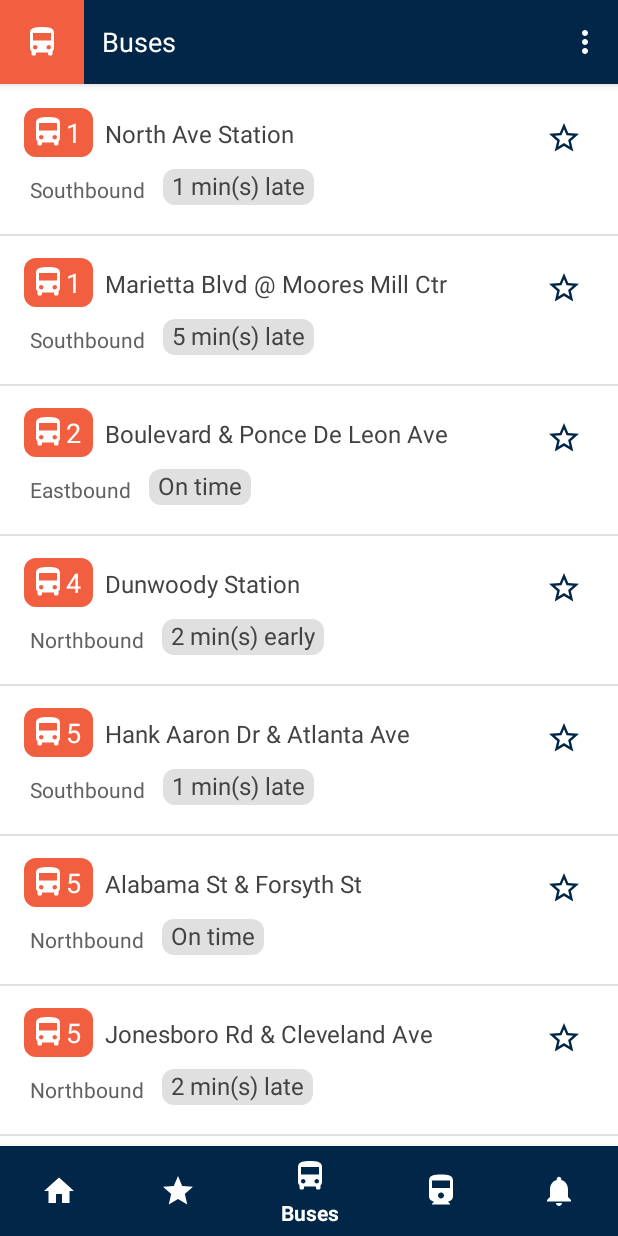
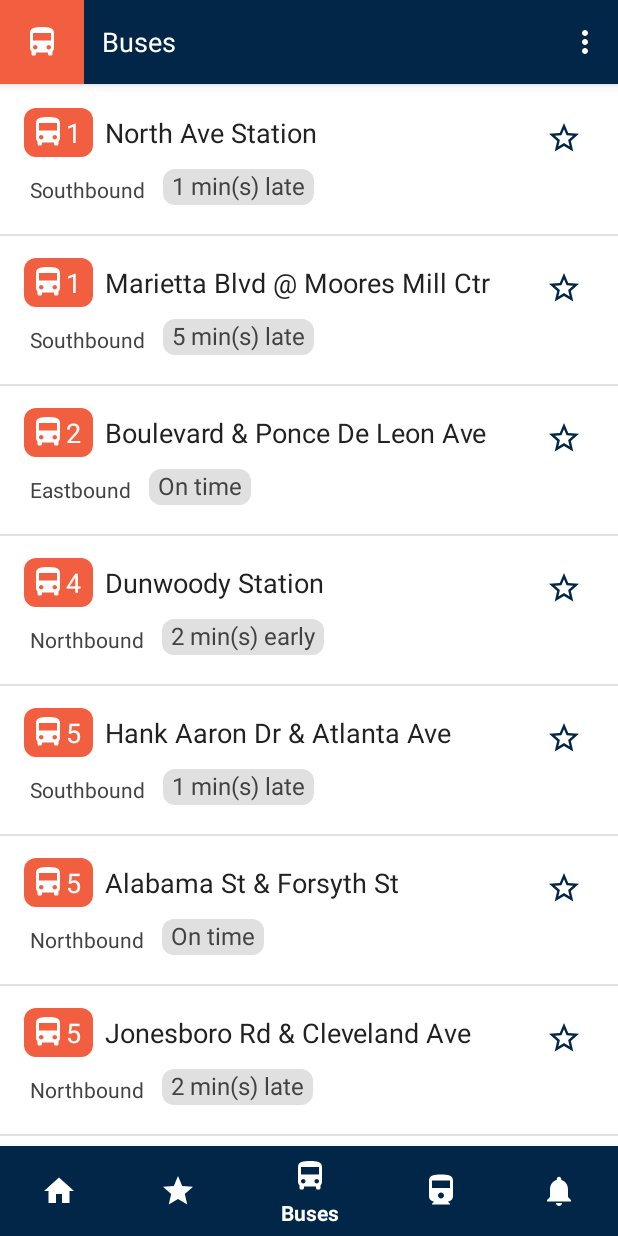
Before and after one commit to FaytxZen/ride-atlanta, an Android app: the screen it shows after launch (MainActivity), item 3 of the bottom bar chosen, on a phone screen of 412 x 824 dp. Run offline under Robolectric (Android 15) with nearby library versions, the phone set to English and light mode, and no system bars; our stand-ins replace ButterKnife, Dagger/Hilt's generated code, RxJava; libraries missing offline, so code that uses them is left out: com.twitter.sdk, io.fabric.sdk; 3 statements that could not run were skipped.

Commit message:
Cleaning up the primary tabs and refining UI.

```diff
--- a/app/src/main/java/com/andrewvora/apps/rideatlanta/MainActivity.java
+++ b/app/src/main/java/com/andrewvora/apps/rideatlanta/MainActivity.java
@@ -297,8 +297,10 @@ public class MainActivity extends AppCompatActivity implements HasFragmentInject
         toolbarIconView.setImageDrawable(ContextCompat.getDrawable(this, resId));
     }
 
-    private void startFragment(@IdRes int parentId, @NonNull Fragment fragment,
-                               @Nullable String tag, boolean addToBackStack)
+    private void startFragment(@IdRes int parentId,
+                               @NonNull Fragment fragment,
+                               @Nullable String tag,
+                               boolean addToBackStack)
     {
         FragmentTransaction ft = getFragmentManager().beginTransaction();
         if(addToBackStack) {
--- a/app/src/main/java/com/andrewvora/apps/rideatlanta/data/contracts/RouteItemModel.java
+++ b/app/src/main/java/com/andrewvora/apps/rideatlanta/data/contracts/RouteItemModel.java
@@ -9,5 +9,6 @@ public interface RouteItemModel extends HomeItemModel {
     String getName();
     String getDestination();
     String getTimeUntilArrival();
+    String getTravelDirection();
     boolean isBus();
 }
--- a/app/src/main/java/com/andrewvora/apps/rideatlanta/data/remote/notifications/NotificationsRemoteSource.java
+++ b/app/src/main/java/com/andrewvora/apps/rideatlanta/data/remote/notifications/NotificationsRemoteSource.java
@@ -11,10 +11,8 @@ import com.twitter.sdk.android.core.services.StatusesService;
 import java.io.IOException;
 import java.util.ArrayList;
 import java.util.List;
-import java.util.concurrent.Callable;
 
 import io.reactivex.Observable;
-import io.reactivex.ObservableSource;
 
 /**
  * Created by faytx on 10/22/2016.
@@ -33,7 +31,7 @@ public class NotificationsRemoteSource implements NotificationsDataSource {
 
     @Override
     public Observable<List<Notification>> getNotifications() {
-        return Observable.defer(() -> Observable.just(getNotificationsFromClient()));
+        return Observable.just(getNotificationsFromClient());
     }
 
     private List<Notification> getNotificationsFromClient() {
--- a/app/src/main/java/com/andrewvora/apps/rideatlanta/data/repos/NotificationsRepo.java
+++ b/app/src/main/java/com/andrewvora/apps/rideatlanta/data/repos/NotificationsRepo.java
@@ -24,7 +24,7 @@ public class NotificationsRepo implements NotificationsDataSource {
     @NonNull private Map<String, Notification> cachedNotifications;
     @NonNull private NotificationsDataSource remoteSource;
 
-    private boolean mCacheIsDirty;
+    private boolean cacheIsDirty;
 
     public NotificationsRepo(@NonNull NotificationsDataSource remoteSource) {
         this.remoteSource = remoteSource;
@@ -39,12 +39,13 @@ public class NotificationsRepo implements NotificationsDataSource {
 
 	@Override
 	public Observable<List<Notification>> getNotifications() {
-		if(!cachedNotifications.isEmpty() && !mCacheIsDirty) {
-			return Observable.defer(() -> Observable.just(getCachedNotifications()));
-		}
-		else {
-			return getNotificationsFromRemote();
-		}
+    	return Observable.defer(() -> {
+		    if(cachedNotifications.isEmpty() || cacheIsDirty) {
+			    return getNotificationsFromRemote();
+		    } else {
+			    return Observable.just(getCachedNotifications());
+		    }
+	    });
 	}
 
     private List<Notification> getCachedNotifications() {
@@ -56,7 +57,7 @@ public class NotificationsRepo implements NotificationsDataSource {
 
 	@Override
 	public Observable<List<Notification>> getFreshNotifications() {
-		return getNotificationsFromRemote();
+		return Observable.defer(this::getNotificationsFromRemote);
 	}
 
 	@Override
@@ -74,15 +75,15 @@ public class NotificationsRepo implements NotificationsDataSource {
 
     @Override
     public void reloadNotifications() {
-        mCacheIsDirty = true;
+        cacheIsDirty = true;
     }
 
     private Observable<List<Notification>> getNotificationsFromRemote() {
-        return Observable.defer(() -> remoteSource.getNotifications()
-				.map(notifications -> {
-					reloadCachedNotifications(notifications);
-					return notifications;
-				}));
+        return remoteSource.getNotifications()
+		        .map(notifications -> {
+			        reloadCachedNotifications(notifications);
+			        return notifications;
+		        });
     }
 
     private void reloadCachedNotifications(@NonNull List<Notification> notifications) {
@@ -93,7 +94,7 @@ public class NotificationsRepo implements NotificationsDataSource {
             cacheNotification(notification);
         }
 
-        mCacheIsDirty = false;
+        cacheIsDirty = false;
     }
 
     private void cacheNotification(Notification notification) {
--- a/app/src/main/java/com/andrewvora/apps/rideatlanta/notifications/NotificationsContract.java
+++ b/app/src/main/java/com/andrewvora/apps/rideatlanta/notifications/NotificationsContract.java
@@ -20,5 +20,6 @@ public interface NotificationsContract {
 
     interface View extends BaseView<NotificationsContract.Presenter> {
         void onNotificationsLoaded(List<Notification> notificationList);
+        void showLoadingError();
     }
 }
--- a/app/src/main/java/com/andrewvora/apps/rideatlanta/notifications/NotificationsPresenter.java
+++ b/app/src/main/java/com/andrewvora/apps/rideatlanta/notifications/NotificationsPresenter.java
@@ -62,7 +62,9 @@ public class NotificationsPresenter implements NotificationsContract.Presenter {
                 }
 
                 @Override
-                public void onError(@io.reactivex.annotations.NonNull Throwable e) { }
+                public void onError(@io.reactivex.annotations.NonNull Throwable e) {
+                	view.showLoadingError();
+                }
 
                 @Override
                 public void onComplete() { }
--- a/app/src/main/res/layout/element_home_alert_item.xml
+++ b/app/src/main/res/layout/element_home_alert_item.xml
@@ -9,6 +9,7 @@
     android:layout_marginEnd="16dp"
     android:layout_marginTop="8dp"
     android:layout_marginBottom="8dp"
+    android:background="@color/md_white_1000"
     app:contentPadding="12dp">
 
     <RelativeLayout
--- a/app/src/main/res/layout/element_home_info_item.xml
+++ b/app/src/main/res/layout/element_home_info_item.xml
@@ -9,6 +9,7 @@
     android:layout_marginEnd="16dp"
     android:layout_marginTop="8dp"
     android:layout_marginBottom="8dp"
+    android:background="@color/md_white_1000"
     app:contentPadding="12dp">
 
     <LinearLayout
@@ -18,7 +19,7 @@
         android:orientation="horizontal">
 
         <TextView
-            style="@style/BaseTextViewStyle"
+            style="@style/NotificationTextStyle"
             android:id="@+id/info_message"
             android:layout_width="0dp"
             android:layout_height="wrap_content"
--- a/app/src/main/res/layout/fragment_home.xml
+++ b/app/src/main/res/layout/fragment_home.xml
@@ -2,12 +2,14 @@
 <FrameLayout
     xmlns:android="http://schemas.android.com/apk/res/android"
     android:layout_width="match_parent"
-    android:layout_height="match_parent">
+    android:layout_height="match_parent"
+    android:background="@color/md_grey_100">
 
     <ProgressBar
         android:id="@+id/loading_indicator"
         android:layout_width="wrap_content"
         android:layout_height="wrap_content"
+        android:visibility="gone"
         android:layout_gravity="center"/>
 
     <android.support.v7.widget.RecyclerView
--- a/app/src/main/res/values/dimens.xml
+++ b/app/src/main/res/values/dimens.xml
@@ -11,7 +11,7 @@
     <dimen name="notification_text_size">16sp</dimen>
     <dimen name="notification_subtitle_text_size">14sp</dimen>
 
-    <dimen name="train_title_text_size">16sp</dimen>
+    <dimen name="train_title_text_size">18sp</dimen>
     <dimen name="train_label_text_size">16sp</dimen>
     <dimen name="train_subtitle_text_size">14sp</dimen>
 </resources>
--- a/app/src/main/res/values/strings.xml
+++ b/app/src/main/res/values/strings.xml
@@ -76,4 +76,9 @@
     <string name="direction_unknown">Unknown</string>
 
     <string name="error_refresh_buses">Could not fetch bus info. Try again.</string>
+    <string name="error_load_notifications">Could not load notifications.</string>
+
+    <string name="label_destination">Next destination</string>
+    <string name="label_arrival_in">Arrives in</string>
+    <string name="label_status">Status</string>
 </resources>
--- a/app/src/main/res/values/styles.xml
+++ b/app/src/main/res/values/styles.xml
@@ -28,18 +28,17 @@
     </style>
 
     <style name="BaseTextViewStyle">
-        <item name="android:textColor">@color/md_grey_800</item>
+        <item name="android:textColor">@color/md_grey_900</item>
     </style>
 
     <style name="RouteTitleTextStyle" parent="BaseTextViewStyle">
         <item name="android:textSize">@dimen/train_title_text_size</item>
-        <item name="android:maxLines">1</item>
         <item name="android:ellipsize">end</item>
     </style>
 
     <style name="RouteSubtitleTextStyle" parent="BaseTextViewStyle">
         <item name="android:textSize">@dimen/train_subtitle_text_size</item>
-        <item name="android:textColor">@color/md_grey_700</item>
+        <item name="android:textColor">@color/md_grey_800</item>
     </style>
 
     <style name="RouteLabelTextStyle" parent="BaseTextViewStyle">
```
Also changed, not shown: app/src/main/java/com/andrewvora/apps/rideatlanta/favoriteroutes/FavoriteRoutesAdapter.java (+7 -4 lines), app/src/main/java/com/andrewvora/apps/rideatlanta/home/HomeAdapter.java (+21 -2 lines), app/src/main/java/com/andrewvora/apps/rideatlanta/notifications/NotificationsFragment.java (+6 -1 lines), app/src/main/res/layout/element_favorite_route.xml (+15 -4 lines), app/src/main/res/layout/element_home_route_item.xml (+31 -7 lines).
